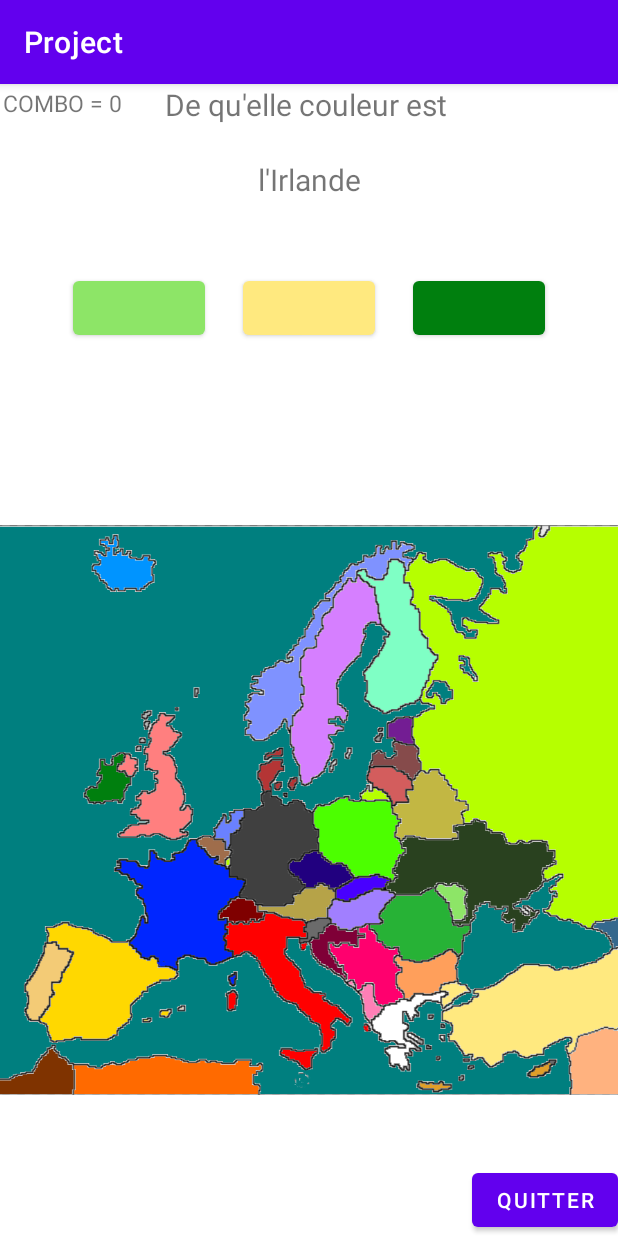
After one commit to vaccras/MobileProject, an Android app: the Geo_Activity screen opened directly, with no data from a screen before it, on a phone screen of 412 x 824 dp. The commit adds this screen. Run offline under Robolectric (Android 15) with nearby library versions, the phone set to English and light mode, and no system bars.

Commit message:
Ajout activité Géo

```diff
--- a/project/app/src/main/AndroidManifest.xml
+++ b/project/app/src/main/AndroidManifest.xml
@@ -9,21 +9,19 @@
         android:roundIcon="@mipmap/ic_launcher_round"
         android:supportsRtl="true"
         android:theme="@style/Theme.Project">
-        <activity android:name=".HistResultActivity"></activity>
+        <activity android:name=".Geo_Activity"></activity>
+        <activity android:name=".HistResultActivity" />
         <activity android:name=".HistActivity" />
-        <activity android:name=".BorneActivity"></activity>
+        <activity android:name=".BorneActivity" />
         <activity android:name=".AideActivity" />
         <activity android:name=".ComparaisonActivity" />
         <activity android:name=".CalculsActivity" />
         <activity android:name=".choixMathActivity" />
         <activity android:name=".resultatMathActivity" />
-        <activity android:name=".HistActivity" />
         <activity android:name=".ProfileActivity" />
         <activity android:name=".typeActivity" />
         <activity android:name=".compteActivity" />
         <activity android:name=".AddTaskActivity" />
-        <activity android:name=".TableMultipActivity" />
-        <activity android:name=".Tm_Calculs" />
         <activity android:name=".TableMultipActivity" />
         <activity android:name=".MainActivity">
             <intent-filter>
--- /dev/null
+++ b/project/app/src/main/java/com/example/project/Geo_Activity.java
@@ -0,0 +1,179 @@
+package com.example.project;
+
+import androidx.appcompat.app.AppCompatActivity;
+
+import android.graphics.Color;
+import android.media.Image;
+import android.os.Bundle;
+import android.view.View;
+import android.widget.Button;
+import android.widget.ImageView;
+import android.widget.TextView;
+
+import java.util.ArrayList;
+import java.util.Arrays;
+import java.util.Collection;
+import java.util.Collections;
+import java.util.Random;
+
+
+public class Geo_Activity extends AppCompatActivity {
+
+
+
+    private ImageView mapMonde;
+    private ArrayList<Integer> Couleur;
+    private ArrayList<String> Pays;
+    private ArrayList<Integer> ARR_questions;
+    private ArrayList<Integer> ARR_reponses;
+    private ArrayList<Integer> temp;
+
+    private int step=0;
+    private TextView question;
+    private Button boutonA;
+    private Button boutonB;
+    private Button boutonC;
+    private int combo=0;
+    private int meilleurcombo=0;
+
+    @Override
+    protected void onCreate(Bundle savedInstanceState) {
+        super.onCreate(savedInstanceState);
+        setContentView(R.layout.activity_geo);
+
+        ARR_questions= new ArrayList<>();
+        ARR_reponses=new ArrayList<>();
+        boutonA = findViewById(R.id.GEO_BOUT_A);
+        boutonB = findViewById(R.id.GEO_BOUT_B);
+        boutonC = findViewById(R.id.GEO_BOUT_C);
+        question = findViewById(R.id.GEO_question);
+
+
+        Pays=new ArrayList<>(Arrays.asList("l'Allemagne", "l'Autriche", "l'Espagne", "la Belgique", "la Biélorussie","la Bulgarie", "la Croatie", "le Danemark",
+                "l'Estonie", "la Finlande", "la France", "la Grèce", "la Hongrie", "l'Irlande", "l'Islande", "l'Italie", "la Lettonie", "la Lituanie", "la Yougoslavie",
+                "la Moldavie", "la Norvège", "les Pays-Bas", "la Pologne", "le Portugal", "la République tchèque", "la Roumanie", "le Royaume-Uni", "la Russie",
+                "la Slovaquie", "la Suède", "la Suisse","la Turquie", "l'Ukraine","le Maroc","L'algérie et la Tunisie"));
+
+        Couleur=new ArrayList<>(Arrays.asList(new Integer[]{Color.parseColor("#404040"), Color.parseColor("#B6A348"),Color.parseColor("#FFD800"),
+                                                            Color.parseColor("#9F6D4B"),Color.parseColor("#C2B743"),Color.parseColor("#FF9F5B"),
+                                                            Color.parseColor("#7F0037"),Color.parseColor("#B43535"),Color.parseColor("#731D93"),
+                                                            Color.parseColor("#7FFFC5"),Color.parseColor("#0026FF"),Color.parseColor("#FFFFFF"),
+                                                            Color.parseColor("#A17FFF"),Color.parseColor("#007F0E"),Color.parseColor("#0094FF"),
+                                                            Color.parseColor("#FF0000"),Color.parseColor("#864B4B"),Color.parseColor("#D35D5D"),
+                                                            Color.parseColor("#FF006E"),Color.parseColor("#8DE567"),Color.parseColor("#7F92FF"),
+                                                            Color.parseColor("#6A81FF"),Color.parseColor("#4CFF00"),Color.parseColor("#F3CB76"),
+                                                            Color.parseColor("#21007F"),Color.parseColor("#27B236"),Color.parseColor("#FF7F7F"),
+                                                            Color.parseColor("#B6FF00"),Color.parseColor("#4800FF"),Color.parseColor("#D67FFF"),
+                                                            Color.parseColor("#7F0000"),Color.parseColor("#FFE97F"),Color.parseColor("#29411F"),
+                                                            Color.parseColor("#7F3300"),Color.parseColor("#FF6A00")}));
+        //========valeurs aléatoires=======================================================
+
+        System.out.println(Couleur);
+        System.out.println(Pays);
+        System.out.println("=========================etgegrf=======================");
+        ArrayList<Integer> temp=new ArrayList<>();
+        for (int i = 0 ; i<Couleur.size(); i++){
+            temp.add(i);
+        }
+        Collections.shuffle(temp);
+        for (int i = 0 ; i<10; i++){
+            ARR_questions.add(temp.get(i));
+        }
+        //=================================================================================//
+
+        OnSelectedCountry(null);
+    }
+
+
+
+    public void OnSelectedCountry(View view){
+
+
+        Random rand = new Random();
+
+
+        if (step==0){
+            temp = new ArrayList<>();
+            question.setText(Pays.get(ARR_questions.get(step)));
+            temp.add(ARR_questions.get(step));
+            temp.add(rand.nextInt(Pays.size()));
+            while (temp.size()<3){
+                int tempcouleur = rand.nextInt(Pays.size());
+                if (temp.get(1)!=tempcouleur){
+                    temp.add(tempcouleur);
+                }
+            }
+            Collections.shuffle(temp);
+
+            boutonA.setBackgroundColor(Couleur.get(temp.get(0)));
+            boutonB.setBackgroundColor(Couleur.get(temp.get(1)));
+            boutonC.setBackgroundColor(Couleur.get(temp.get(2)));
+        }else if(step<10){
+
+            if (view.getId()==R.id.GEO_BOUT_A){
+                ARR_reponses.add(temp.get(0));
+            }else if(view.getId()==R.id.GEO_BOUT_B){
+                ARR_reponses.add(temp.get(1));
+            }else{
+                ARR_reponses.add(temp.get(2));
+            }
+
+            if (ARR_reponses.get(step-1)==ARR_questions.get(step-1)){
+                combo++;
+            }else{
+                if (combo>meilleurcombo){
+                    meilleurcombo=combo;
+                }
+                combo=0;
+            }
+
+            question.setText(Pays.get(ARR_questions.get(step)));
+            temp = new ArrayList<>();
+            temp.add(ARR_questions.get(step));
+            temp.add(rand.nextInt(Pays.size()));
+            while (temp.size()<3){
+                int tempcouleur = rand.nextInt(Pays.size());
+                if (temp.get(1)!=tempcouleur){
+                    temp.add(tempcouleur);
+                }
+            }
+            Collections.shuffle(temp);
+
+            boutonA.setBackgroundColor(Couleur.get(temp.get(0)));
+            boutonB.setBackgroundColor(Couleur.get(temp.get(1)));
+            boutonC.setBackgroundColor(Couleur.get(temp.get(2)));
+
+
+        }else{
+            if (view.getId()==R.id.GEO_BOUT_A){
+                ARR_reponses.add(temp.get(0));
+            }else if(view.getId()==R.id.GEO_BOUT_B){
+                ARR_reponses.add(temp.get(1));
+            }else{
+                ARR_reponses.add(temp.get(2));
+            }
+            if (ARR_reponses.get(step-1)==ARR_questions.get(step-1)){
+                combo++;
+            }else{
+                if (combo>meilleurcombo){
+                    meilleurcombo=combo;
+                }
+                combo=0;
+            }
+
+            retour(view);
+
+        }
+
+        TextView comboView = findViewById(R.id.GEO_Combo);
+        comboView.setText("COMBO = "+ combo);
+
+        step++;
+
+
+
+    }
+
+
+    public void retour(View view) {super.finish();}
+}
--- a/project/app/src/main/java/com/example/project/typeActivity.java
+++ b/project/app/src/main/java/com/example/project/typeActivity.java
@@ -43,10 +43,18 @@ public class typeActivity extends AppCompatActivity {
     }
 
     public void CultureActivity(View view) {
+
         Intent intent = new Intent(this, HistActivity.class);
         intent.putExtra(ProfileActivity.PRENOM_KEY, prenom);
         intent.putExtra(ProfileActivity.NOM_KEY, nom);
         startActivity(intent);
+    }
+
+    public void GeoActivity(View view) {
+
+        Intent intent = new Intent(this, Geo_Activity.class);
+        startActivity(intent);
+
     }
 
     public void annuler(View view) {
--- /dev/null
+++ b/project/app/src/main/res/layout/activity_geo.xml
@@ -0,0 +1,80 @@
+<?xml version="1.0" encoding="utf-8"?>
+<RelativeLayout xmlns:app="http://schemas.android.com/apk/res-auto"
+    android:layout_height="match_parent"
+    android:layout_width="match_parent"
+    xmlns:android="http://schemas.android.com/apk/res/android"
+    xmlns:tools="http://schemas.android.com/tools"
+    tools:context=".Geo_Activity">
+
+    <TextView
+        android:id="@+id/GEO_Combo"
+        android:layout_width="wrap_content"
+        android:layout_height="wrap_content"
+        android:layout_alignParentTop="true"
+        android:layout_alignParentLeft="true"
+        android:layout_margin="2dp"
+        android:textSize="15sp"
+        android:text="COMBO : "/>
+
+    <TextView
+        android:layout_width="match_parent"
+        android:layout_height="wrap_content"
+        android:text="De qu'elle couleur est "
+        android:gravity="center"
+        android:textSize="20sp" />
+    <TextView
+        android:id="@+id/GEO_question"
+        android:layout_width="match_parent"
+        android:layout_height="wrap_content"
+        android:text="Pays"
+        android:gravity="center"
+        android:layout_marginTop="50dp"
+        android:textSize="20sp"
+        tools:layout_editor_absoluteX="88dp"
+        tools:layout_editor_absoluteY="50dp" />
+    <ImageView
+        android:id="@+id/mapMonde"
+        android:layout_width="wrap_content"
+        android:layout_marginTop="200dp"
+        android:layout_height="wrap_content"
+        app:srcCompat="@drawable/carte"
+        />
+
+    <LinearLayout
+        android:layout_width="match_parent"
+        android:layout_height="wrap_content"
+        android:orientation="horizontal"
+        android:gravity="center"
+        android:layout_marginTop="100dp">
+
+        <Button
+            android:id="@+id/GEO_BOUT_A"
+            android:layout_width="wrap_content"
+            android:layout_height="wrap_content"
+            android:onClick="OnSelectedCountry"
+            />
+        <Button
+            android:id="@+id/GEO_BOUT_B"
+            android:layout_width="wrap_content"
+            android:layout_height="wrap_content"
+            android:layout_margin="25dp"
+            android:onClick="OnSelectedCountry"/>
+        <Button
+            android:id="@+id/GEO_BOUT_C"
+            android:layout_width="wrap_content"
+            android:layout_height="wrap_content"
+            android:onClick="OnSelectedCountry"/>
+
+    </LinearLayout>
+
+    <Button
+        android:id="@+id/button2"
+        android:layout_width="wrap_content"
+        android:layout_height="wrap_content"
+        android:layout_alignParentBottom="true"
+        android:layout_alignParentRight="true"
+        android:text="Quitter"
+        android:onClick="retour"/>
+
+
+</RelativeLayout>
--- a/project/app/src/main/res/layout/activity_type.xml
+++ b/project/app/src/main/res/layout/activity_type.xml
@@ -27,6 +27,13 @@
         android:text="Histoire"
         android:onClick="CultureActivity"
         android:layout_marginLeft="7dp"/>
+
+    <Button android:id="@+id/Géographie"
+        android:layout_width="wrap_content"
+        android:layout_height="wrap_content"
+        android:text="Géographie"
+        android:onClick="GeoActivity"
+        android:layout_marginLeft="7dp"/>
     </LinearLayout>
 
     <Button android:id="@+id/profil"
```
Also changed, not shown: project/app/src/main/res/drawable/carte.png (added).
